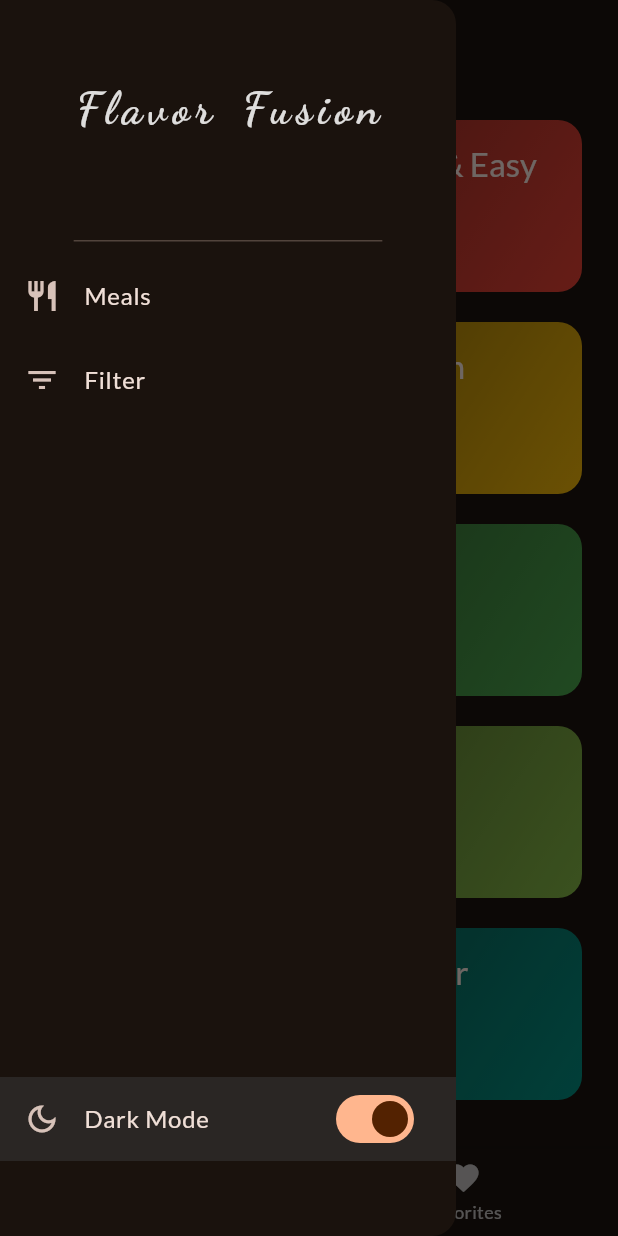
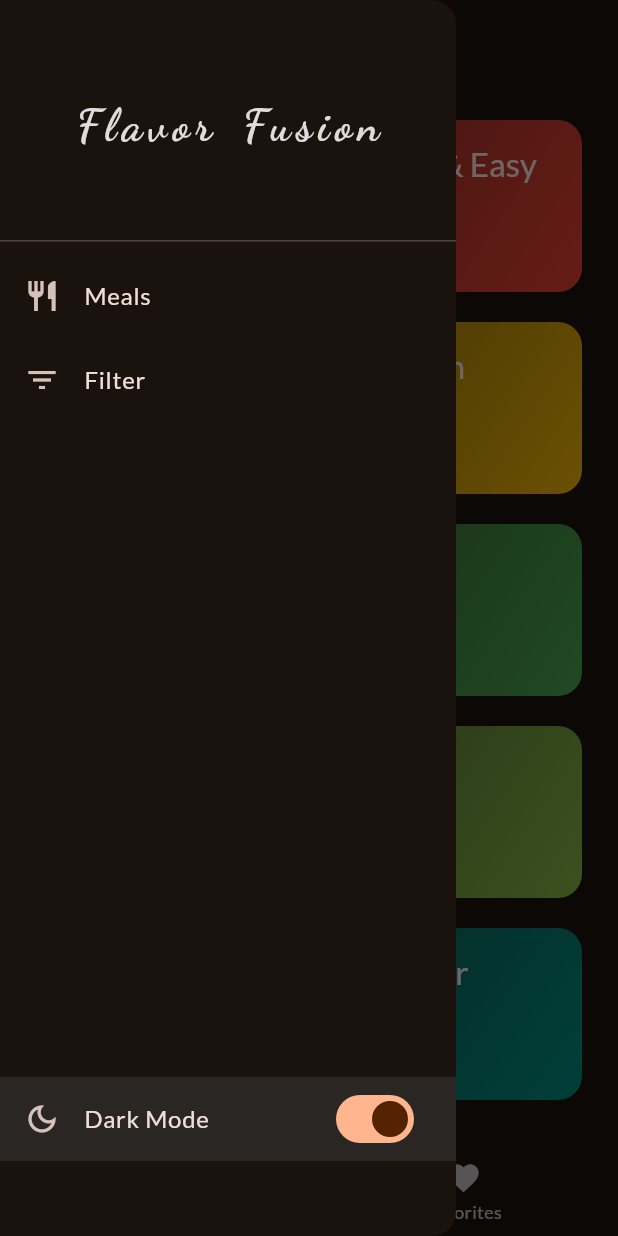
Before and after one commit to Senan04/meals_app, a Flutter app: the screen it shows after launch, with the side drawer open, on a phone screen of 412 x 824 dp. Run offline on Flutter 3.47's test engine with Material 3 defaults, Android fonts, the phone set to English and light mode, and no system bars; our stand-ins replace google_fonts, transparent_image.

Commit message:
Drawer Header centered

```diff
--- a/lib/widgets/main_drawer.dart
+++ b/lib/widgets/main_drawer.dart
@@ -17,7 +17,7 @@ class MainDrawer extends StatelessWidget {
       child: Column(
         children: [
           DrawerHeader(
-            padding: const EdgeInsets.only(top: 50),
+            child: Center(
               child: Text(
                 'Flavor Fusion',
                 style: GoogleFonts.dancingScript(
@@ -31,6 +31,7 @@ class MainDrawer extends StatelessWidget {
                 ),
               ),
             ),
+          ),
           ListTile(
             leading: const Icon(Icons.restaurant),
             title: const Text('Meals'),
@@ -39,11 +40,11 @@ class MainDrawer extends StatelessWidget {
           ListTile(
             leading: const Icon(Icons.filter_list),
             title: const Text('Filter'),
-            onTap: ()  => selectPage('filter'),
+            onTap: () => selectPage('filter'),
           ),
           const Spacer(),
           Container(
-            margin: const  EdgeInsets.only(bottom: 50),
+            margin: const EdgeInsets.only(bottom: 50),
             color: const Color.fromARGB(134, 56, 56, 56),
             child: const ListTile(
               leading: Icon(Icons.dark_mode_outlined),
@@ -56,3 +57,45 @@ class MainDrawer extends StatelessWidget {
     );
   }
 }
+
+//Alternative mit Stateful Widget und eignem StateManagement:
+ // return NavigationDrawer(
+    //   backgroundColor: Theme.of(context).colorScheme.surface,
+    //   //elevation: 10,
+    //   children: [
+    //     DrawerHeader(
+    //       child: Center(
+    //         child: Text(
+    //           'Flavor Fusion',
+    //           style: GoogleFonts.dancingScript(
+    //             color: isDarkMode
+    //                 ? const Color.fromARGB(218, 255, 255, 255)
+    //                 : Colors.black54,
+    //             fontSize: 30,
+    //             fontWeight: FontWeight.bold,
+    //             letterSpacing: 4,
+    //             wordSpacing: 5,
+    //           ),
+    //         ),
+    //       ),
+    //     ),
+    //     const NavigationDrawerDestination(
+    //       icon: Icon(Icons.restaurant),
+    //       label: Text('Meals'),
+    //     ),
+    //     const NavigationDrawerDestination(
+    //       icon: Icon(Icons.filter_list),
+    //       label: Text('Filter'),
+    //     ),
+    //     const Divider(),
+    //     Container(
+    //       margin: const EdgeInsets.only(top: 50),
+    //       color: const Color.fromARGB(134, 56, 56, 56),
+    //       child: const ListTile(
+    //         leading: Icon(Icons.dark_mode_outlined),
+    //         title: Text('Dark Mode'),
+    //         trailing: ThemeSwitch(),
+    //       ),
+    //     ),
+    //   ],
+    // );
```
Lines whose indentation alone changed are shown as unchanged.
